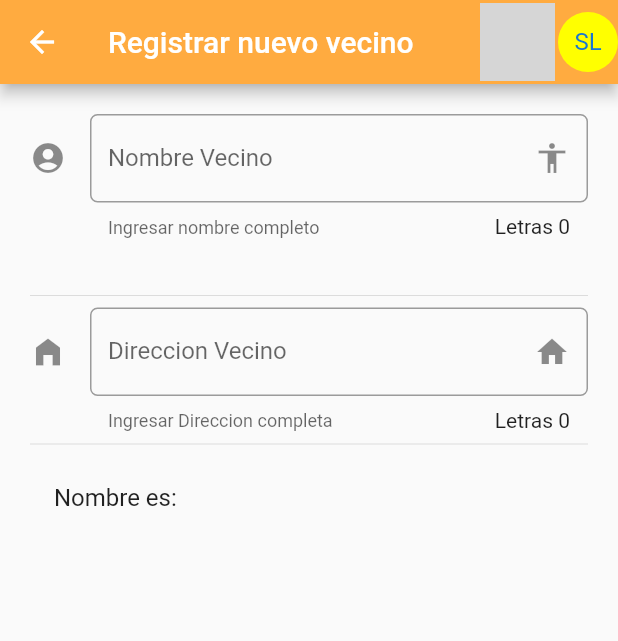
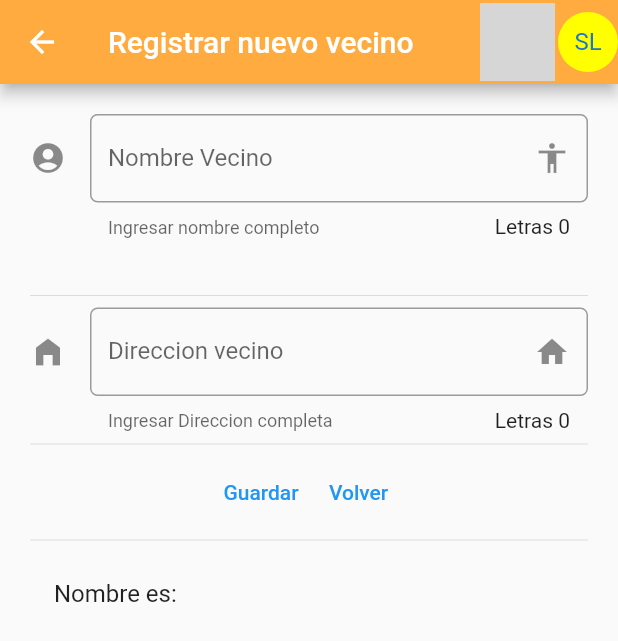
Before and after one commit to jparadae/v-sos, a Flutter app: the screen it shows after launch, after a tap on "Registro Vecino", on a phone screen of 412 x 824 dp. Shown: the top 641 px of the screen. Run offline on Flutter 3.47's test engine with Material 2 defaults, Android fonts, the phone set to English and light mode, and no system bars; network calls fail; grey boxes are pictures that could not be loaded.

Commit message:
Add options vsos

```diff
--- a/lib/src/pages/contactos.dart
+++ b/lib/src/pages/contactos.dart
@@ -43,6 +43,8 @@ class _ContactoState extends State<Contactos> {
           Divider(),
           _direccionVecino(),
           Divider(),
+          _saveVecino(context),
+          Divider(),
           _createVecino(),
         ],
         // ),
@@ -64,22 +66,6 @@ class _ContactoState extends State<Contactos> {
         //   },
       ),
     );
-  }
-
-  List<Widget> _crearOpciones() {
-    var widgets = opciones.map((item) {
-      return Column(
-        children: <Widget>[
-          ListTile(
-              title: Text(item + '!'),
-              subtitle: Text('Subtitulo'),
-              trailing: Icon(Icons.keyboard_arrow_right),
-              onTap: () {}),
-          Divider()
-        ],
-      );
-    }).toList();
-    return widgets;
   }
 
   //Nombre Vecino
@@ -111,7 +97,7 @@ class _ContactoState extends State<Contactos> {
           border: OutlineInputBorder(borderRadius: BorderRadius.circular(5.0)),
           counter: Text('Letras ${_direccion.length}'),
           hintText: 'Direccion vecino',
-          labelText: 'Direccion Vecino',
+          labelText: 'Direccion vecino',
           helperText: 'Ingresar Direccion completa',
           suffixIcon: Icon(Icons.home),
           icon: Icon(Icons.home_filled)),
@@ -130,3 +116,21 @@ class _ContactoState extends State<Contactos> {
     );
   }
 }
+
+Widget _saveVecino(BuildContext context) {
+  return Row(
+    mainAxisAlignment: MainAxisAlignment.center,
+    children: <Widget>[
+      TextButton(
+          onPressed: () {
+            Navigator.pop(context);
+          },
+          child: Text('Guardar')),
+      TextButton(
+          onPressed: () {
+            Navigator.pop(context);
+          },
+          child: Text('Volver')),
+    ],
+  );
+}
--- a/lib/src/pages/home.dart
+++ b/lib/src/pages/home.dart
@@ -1,8 +1,8 @@
+//Flutter package
 import 'package:flutter/material.dart';
-//import 'package:v_sos/src/pages/contactos.dart';
 import 'package:v_sos/src/providers/menu.dart';
-//import 'package:v_sos/src/routes/routes.dart';
-//utils
+
+//utils alertados
 import 'package:v_sos/src/utils/icono_string.dart';
 
 class HomePage extends StatelessWidget {
@@ -10,7 +10,8 @@ class HomePage extends StatelessWidget {
   Widget build(BuildContext context) {
     return Scaffold(
       appBar: AppBar(
-        title: Text('HomeComponents'),
+        title: Text('Menú Alertados'),
+        backgroundColor: Colors.orangeAccent,
       ),
       body: _lista(),
     );
--- a/lib/src/routes/routes.dart
+++ b/lib/src/routes/routes.dart
@@ -9,6 +9,7 @@ Map<String, WidgetBuilder> getApplicationRoutes() {
     '/': (BuildContext context) => HomePage(),
     '/alert': (BuildContext context) => AlertPage(),
     '/contactos': (BuildContext context) => Contactos(),
+    '/lista_vecinos': (BuildContext context) => Contactos(), //CrearPage
     '/cards': (BuildContext context) => CardPage(),
   };
 }
--- a/lib/src/utils/icono_string.dart
+++ b/lib/src/utils/icono_string.dart
@@ -1,12 +1,15 @@
 import 'package:flutter/widgets.dart';
 
+//Import Flutter packages
 import 'package:flutter/material.dart';
 
+//Mapeo de Icons alertados
 Icon getIcon(String nameIcon) {
   final _icons = <String, IconData>{
     'add_alert': Icons.add_alert,
     'accesibility': Icons.accessibility,
     'folder_open': Icons.folder_open,
+    'list': Icons.list,
   };
   return Icon(_icons[nameIcon], color: Colors.orangeAccent);
 }
```
Also changed, not shown: data/menu_provider.json (+7 -1 lines).
